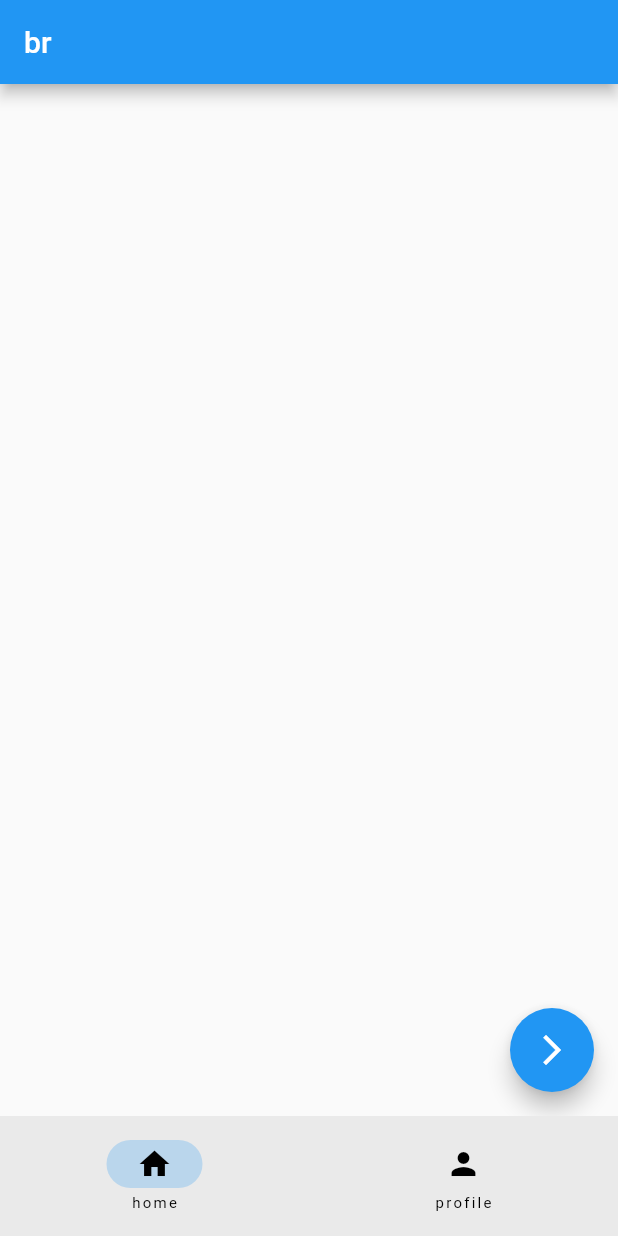
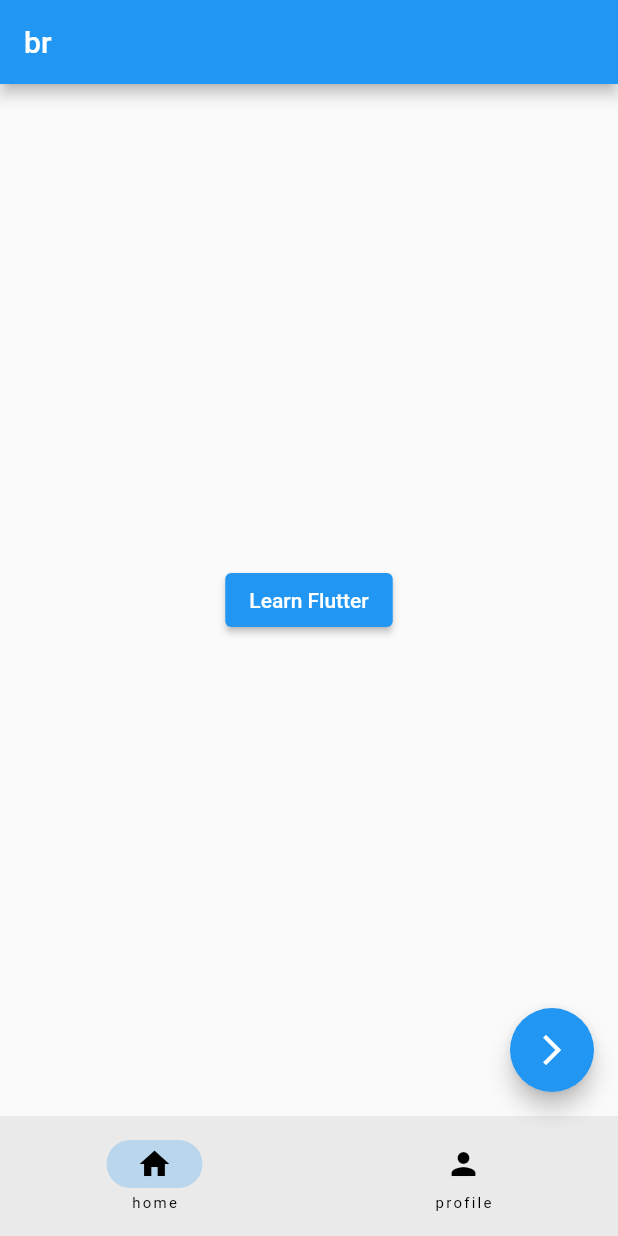
Before and after one commit to NyllRE/flutter_mastering, a Flutter app: the screen it shows after launch, on a phone screen of 412 x 824 dp. Run offline on Flutter 3.47's test engine with Material 2 defaults, Android fonts, the phone set to English and light mode, and no system bars.

Commit message:
button navigate to page

```diff
--- a/lib/hour_tutorial.dart
+++ b/lib/hour_tutorial.dart
@@ -1,4 +1,6 @@
 import 'package:flutter/material.dart';
+
+import 'learn_flutter_page.dart';
 
 class HourPage extends StatefulWidget {
   const HourPage({Key? key}) : super(key: key);
@@ -10,15 +12,18 @@ class HourPage extends StatefulWidget {
 class _HourPageState extends State<HourPage> {
   @override
   Widget build(BuildContext context) {
-    return Scaffold(
-      appBar: AppBar(
-        title: const Text('br'),
-      ),
-      floatingActionButton: FloatingActionButton(
+    return Center(
+      child: ElevatedButton(
         onPressed: () {
-          debugPrint('floating action button');
+          Navigator.of(context).push(
+            MaterialPageRoute(
+              builder: (BuildContext context) {
+                return const LearnFlutterPage();
+              },
+            ),
+          );
         },
-        child: const Icon(Icons.arrow_forward_ios),
+        child: const Text('Learn Flutter'),
       ),
     );
   }
--- a/lib/main.dart
+++ b/lib/main.dart
@@ -17,7 +17,7 @@ class MyApp extends StatelessWidget {
       theme: ThemeData(
         primarySwatch: Colors.blue,
       ),
-      home: RootPage(),
+      home: const RootPage(),
     );
   }
 }
@@ -34,7 +34,17 @@ class _RootPageState extends State<RootPage> {
   @override
   Widget build(BuildContext context) {
     return Scaffold(
+      appBar: AppBar(
+        title: const Text('br'),
+      ),
+
       body: const HourPage(),
+
+      floatingActionButton: FloatingActionButton(
+        onPressed: () {},
+        child: const Icon(Icons.arrow_forward_ios),
+      ),
+
       bottomNavigationBar: NavigationBar(
         destinations: const [
           NavigationDestination(
@@ -46,11 +56,13 @@ class _RootPageState extends State<RootPage> {
             label: 'profile',
           ),
         ],
+
         onDestinationSelected: (int idx) {
           setState(() {
             currentPage = idx;
           });
         },
+
         selectedIndex: currentPage,
       ),
     );
--- a/pubspec.yaml
+++ b/pubspec.yaml
@@ -58,7 +58,8 @@ flutter:
   uses-material-design: true
 
   # To add assets to your application, add an assets section, like this:
-  # assets:
+  assets:
+    - images/
   #   - images/a_dot_burr.jpeg
   #   - images/a_dot_ham.jpeg
 
```
Also changed, not shown: lib/learn_flutter_page.dart (added, +30 -0 lines), images/heisenburger.png (added), 1 other file.
